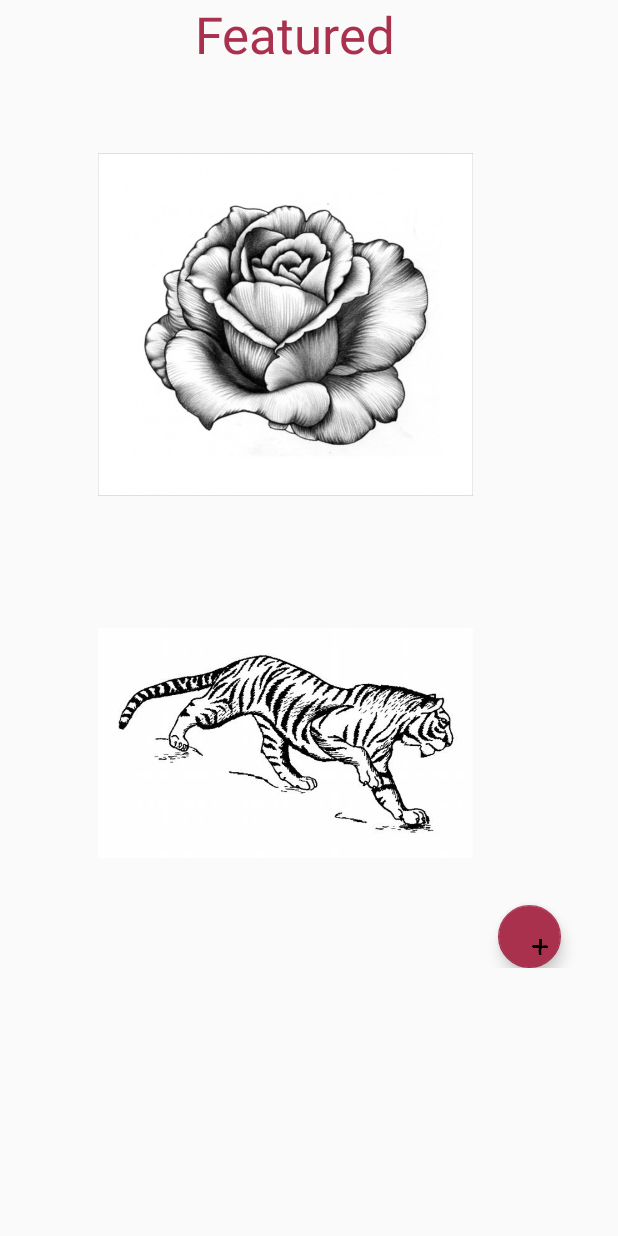
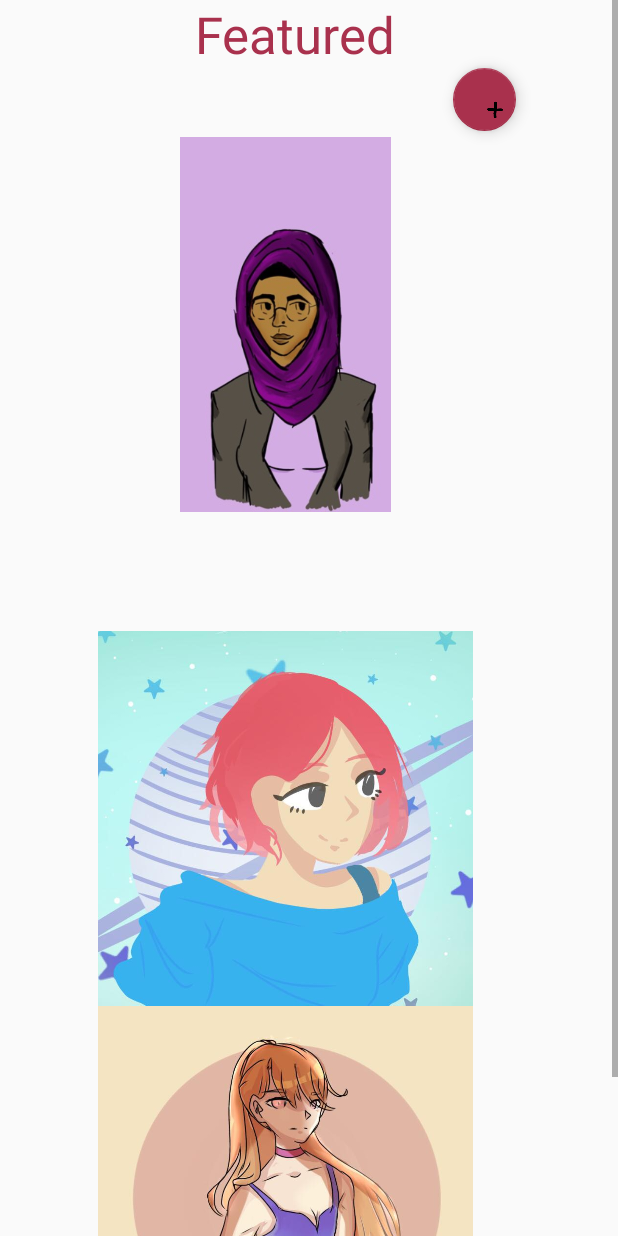
Before and after one commit to rsarwar/SymposiumApp, an Android app: the layout activity_main.xml on its own in the app's theme, with its tools: preview values and no code run, on a phone screen of 412 x 824 dp. Run offline under Robolectric (Android 15) with nearby library versions, the phone set to English and light mode, and no system bars.

Commit message:
different images added

```diff
--- a/app/src/main/java/com/example/bt_1n3_02/artapp/AddActivity.java
+++ b/app/src/main/java/com/example/bt_1n3_02/artapp/AddActivity.java
@@ -13,7 +13,7 @@ import android.support.v7.widget.Toolbar;
 import android.view.Menu;
 import android.view.MenuItem;
 
-public class AddActivity extends AppCompatActivity
+public class AddActivity
         implements NavigationView.OnNavigationItemSelectedListener {
 
     @Override
--- a/app/src/main/java/com/example/bt_1n3_02/artapp/MainActivity.java
+++ b/app/src/main/java/com/example/bt_1n3_02/artapp/MainActivity.java
@@ -1,6 +1,5 @@
 package com.example.bt_1n3_02.artapp;
 
-import android.content.Context;
 import android.content.Intent;
 import android.os.Bundle;
 import android.support.annotation.NonNull;
@@ -10,17 +9,12 @@ import android.support.design.widget.Snackbar;
 import android.support.v7.app.AppCompatActivity;
 import android.view.MenuItem;
 import android.view.View;
-import android.view.ViewGroup;
-import android.widget.AdapterView;
-import android.widget.BaseAdapter;
-import android.widget.Gallery;
 import android.widget.ImageView;
 import android.widget.TextView;
-import android.widget.Toast;
 
-public class MainActivity extends AppCompatActivity {
+public class MainActivity {
 
-    private Integer[] images = {R.drawable.flower1, R.drawable.flower2, R.drawable.tiger};
+    private Integer[] images = {R.drawable.drawing1, R.drawable.drawing2, R.drawable.drawing3};
     private ImageView imgview;
     private TextView mTextMessage;
 
--- a/app/src/main/res/layout/activity_main.xml
+++ b/app/src/main/res/layout/activity_main.xml
@@ -1,16 +1,15 @@
 <?xml version="1.0" encoding="utf-8"?>
 <ScrollView xmlns:android="http://schemas.android.com/apk/res/android"
+    xmlns:app="http://schemas.android.com/apk/res-auto"
+    xmlns:tools="http://schemas.android.com/tools"
     android:id="@+id/ScrollView01"
     android:layout_width="fill_parent"
     android:layout_height="fill_parent">
 
     <RelativeLayout
-    xmlns:android="http://schemas.android.com/apk/res/android"
-    xmlns:app="http://schemas.android.com/apk/res-auto"
-    xmlns:tools="http://schemas.android.com/tools"
         android:id="@+id/container"
         android:layout_width="match_parent"
-    android:layout_height="match_parent"
+        android:layout_height="wrap_content"
         tools:context="com.example.bt_1n3_02.artapp.MainActivity">
 
         <TextView
@@ -41,12 +40,11 @@
             android:id="@+id/floatingActionButton"
             android:layout_width="42dp"
             android:layout_height="42dp"
-        android:layout_alignParentBottom="true"
-        android:layout_alignParentEnd="true"
-        android:layout_alignParentRight="true"
-        android:layout_marginBottom="60dp"
-        android:layout_marginEnd="38dp"
-        android:layout_marginRight="38dp"
+            android:layout_below="@+id/message"
+            android:layout_marginLeft="38dp"
+            android:layout_marginStart="38dp"
+            android:layout_toEndOf="@+id/message"
+            android:layout_toRightOf="@+id/message"
             android:clickable="true"
             app:srcCompat="@drawable/plus"
             tools:layout_editor_absoluteX="311dp"
@@ -63,16 +61,14 @@
             android:id="@+id/img"
             android:layout_width="250dp"
             android:layout_height="250dp"
-        android:layout_alignParentLeft="true"
-        android:layout_alignParentStart="true"
+            android:layout_alignLeft="@+id/img2"
+            android:layout_alignStart="@+id/img2"
             android:layout_below="@+id/message"
-        android:layout_marginLeft="45dp"
-        android:layout_marginStart="65dp"
             android:layout_marginTop="46dp"
             android:adjustViewBounds="true"
             android:clickable="true"
             android:focusable="true"
-        android:src="@drawable/flower1" />
+            android:src="@drawable/drawing1" />
 
         <ImageView
             android:id="@+id/img2"
@@ -83,11 +79,26 @@
             android:layout_below="@+id/message"
             android:layout_marginLeft="45dp"
             android:layout_marginStart="65dp"
-        android:layout_marginTop="300dp"
+            android:layout_marginTop="350dp"
             android:adjustViewBounds="true"
             android:clickable="true"
             android:focusable="true"
-        android:src="@drawable/tiger" />
+            android:src="@drawable/drawing2" />
+
+        <ImageView
+            android:id="@+id/img3"
+            android:layout_width="250dp"
+            android:layout_height="300dp"
+            android:layout_alignParentLeft="true"
+            android:layout_alignParentStart="true"
+            android:layout_below="@+id/message"
+            android:layout_marginLeft="45dp"
+            android:layout_marginStart="65dp"
+            android:layout_marginTop="600dp"
+            android:adjustViewBounds="true"
+            android:clickable="true"
+            android:focusable="true"
+            android:src="@drawable/drawing3" />
 
     </RelativeLayout>
 </ScrollView>
```
Also changed, not shown: app/src/main/res/drawable/drawing1.jpg (added), app/src/main/res/drawable/drawing2.jpg (added), app/src/main/res/drawable/drawing3.jpg (added), app/src/main/res/drawable/flower1.jpg (deleted), app/src/main/res/drawable/flower2.jpg (deleted), app/src/main/res/drawable/tiger.jpg (deleted), 2686 other files. Lines whose indentation alone changed are shown as unchanged.
